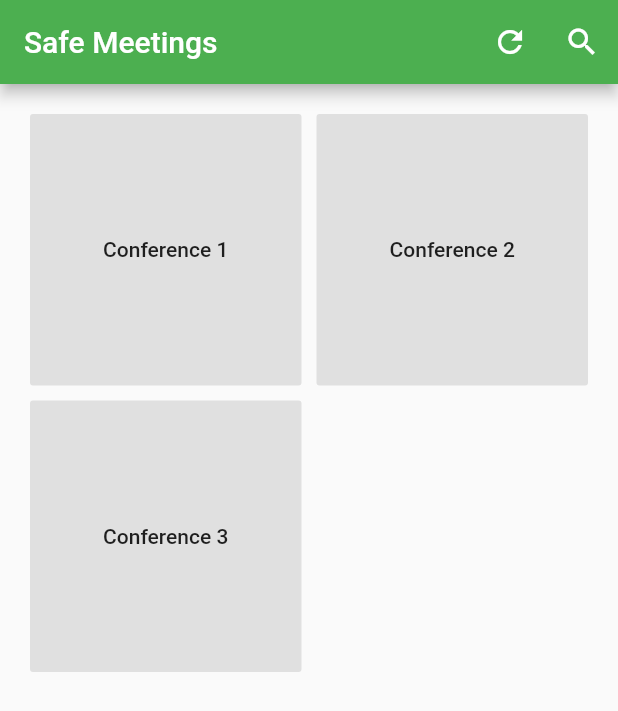
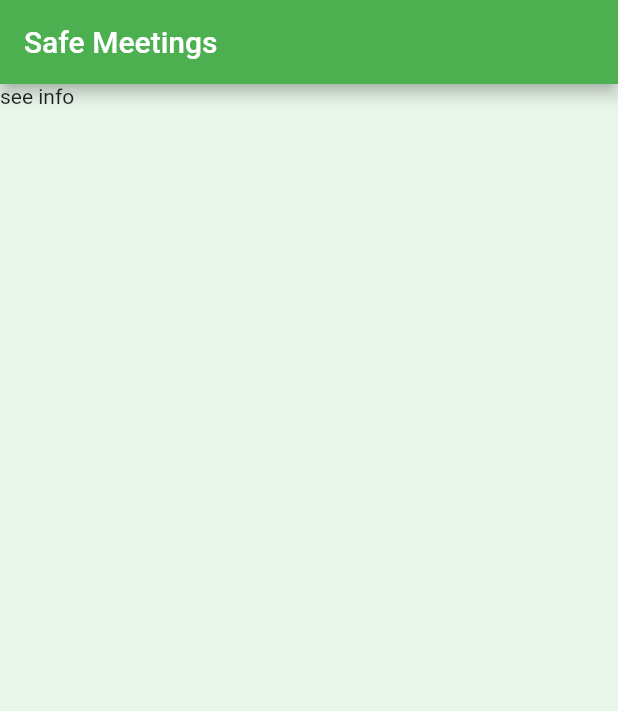
Before and after one commit to FEUP-ESOF-2020-21/open-cx-t2g2-teamnamenotfound, a Flutter app: the screen it shows after launch, on a phone screen of 412 x 824 dp. Shown: the top 711 px of the screen. Run offline on Flutter 3.47's test engine with Material 2 defaults, Android fonts, the light colour scheme and no system bars.

Commit message:
Adicionei a classe para ver info

```diff
--- /dev/null
+++ b/safe_meetings/lib/Conference.dart
@@ -0,0 +1,5 @@
+import 'package:flutter/material.dart';
+
+class Conference{
+
+}
--- a/safe_meetings/lib/main.dart
+++ b/safe_meetings/lib/main.dart
@@ -1,5 +1,6 @@
 import 'package:flutter/material.dart';
 import 'package:safe_meetings/screens/home.dart';
+import 'package:safe_meetings/screens/see_info.dart';
 
 void main() {
   runApp(MyApp());
@@ -10,7 +11,7 @@ class MyApp extends StatelessWidget {
   @override
   Widget build(BuildContext context) {
     return MaterialApp(
-      home: Home(),
+      home: SeeInfo(),
     );
   }
 }
--- a/safe_meetings/lib/screens/home.dart
+++ b/safe_meetings/lib/screens/home.dart
@@ -25,6 +25,7 @@ class _HomeState extends State<Home> {
             )
             ],
       ),
+      backgroundColor: Colors.green[50],
       body: GridView.count(
         padding: EdgeInsets.all(20),
         crossAxisSpacing: 10,
--- /dev/null
+++ b/safe_meetings/lib/screens/see_info.dart
@@ -0,0 +1,15 @@
+import 'package:flutter/material.dart';
+
+class SeeInfo extends StatelessWidget {
+  @override
+  Widget build(BuildContext context) {
+    return Scaffold(
+      appBar: AppBar (
+        backgroundColor: Colors.green,
+        title: Text('Safe Meetings'),
+      ),
+      backgroundColor: Colors.green[50],
+      body: Text("see info"),
+        );
+  }
+}
```
Also changed, not shown: 1 other file.
